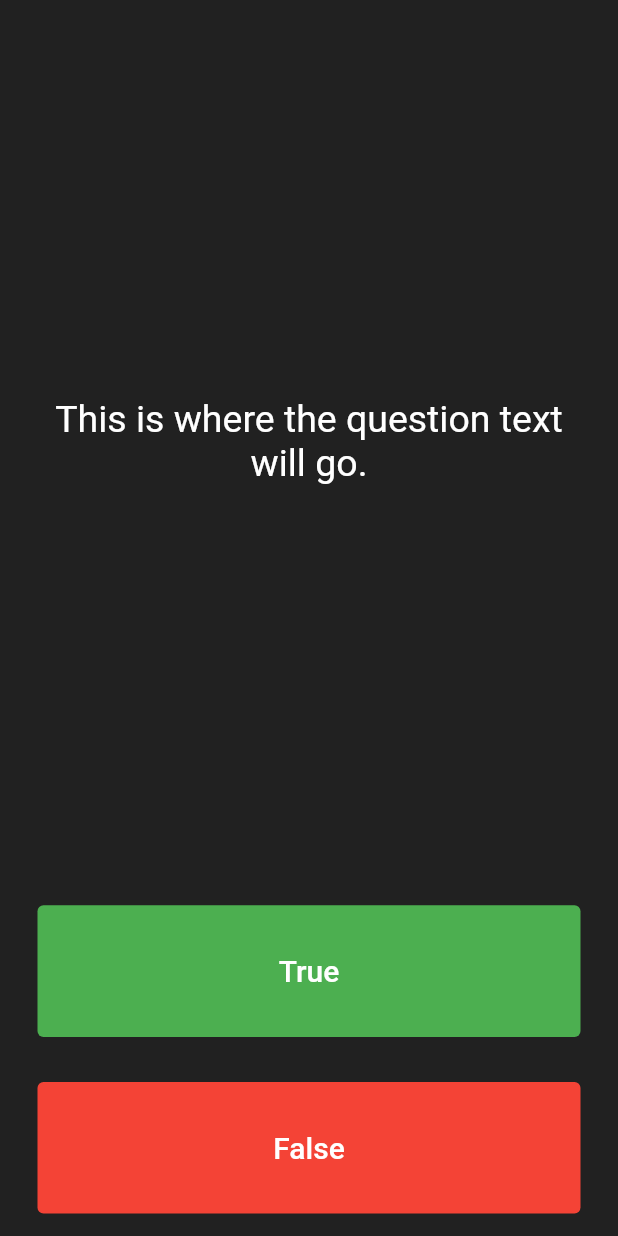
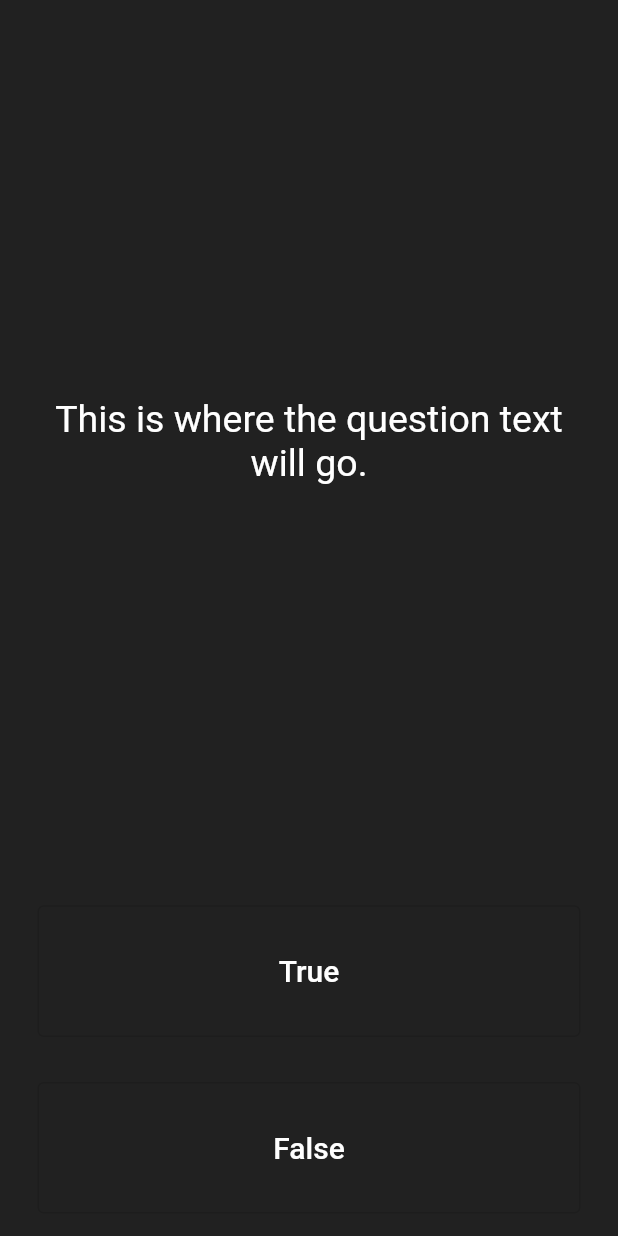
Before and after one commit to HeratUni-CS/quizzler-hasibHabibzadah, a Flutter app: the screen it shows after launch, on a phone screen of 412 x 824 dp. Run offline on Flutter 3.47's test engine with Material 2 defaults, Android fonts, the phone set to English and light mode, and no system bars.

Commit message:
second Update main.dart

```diff
--- a/lib/main.dart
+++ b/lib/main.dart
@@ -18,6 +18,8 @@ class Quizzler extends StatelessWidget {
     );
   }
 }
+
+
 class QuizPage extends StatefulWidget {
   @override
   _QuizPageState createState() => _QuizPageState();
@@ -49,8 +51,8 @@ class _QuizPageState extends State<QuizPage> {
         Expanded(
           child: Padding(
             padding: EdgeInsets.all(15.0),
-            child: TextButton(
-              style: TextButton.styleFrom(backgroundColor: Colors.green),
+            child: OutlinedButton(
+
               child: Text(
                 'True',
                 style: TextStyle(
@@ -67,8 +69,8 @@ class _QuizPageState extends State<QuizPage> {
         Expanded(
           child: Padding(
             padding: EdgeInsets.all(15.0),
-            child: TextButton(
-              style: TextButton.styleFrom(backgroundColor: Colors.red),
+            child: OutlinedButton(
+
               child: Text(
                 'False',
                 style: TextStyle(
@@ -82,14 +84,7 @@ class _QuizPageState extends State<QuizPage> {
             ),
           ),
         ),
-        //TODO: Add a Row here as your score keeper
       ],
     );
   }
 }
-
-/*
-question1: 'You can lead a cow down stairs but not up stairs.', false,
-question2: 'Approximately one quarter of human bones are in the feet.', true,
-question3: 'A slug\'s blood is green.', true,
-*/
```
